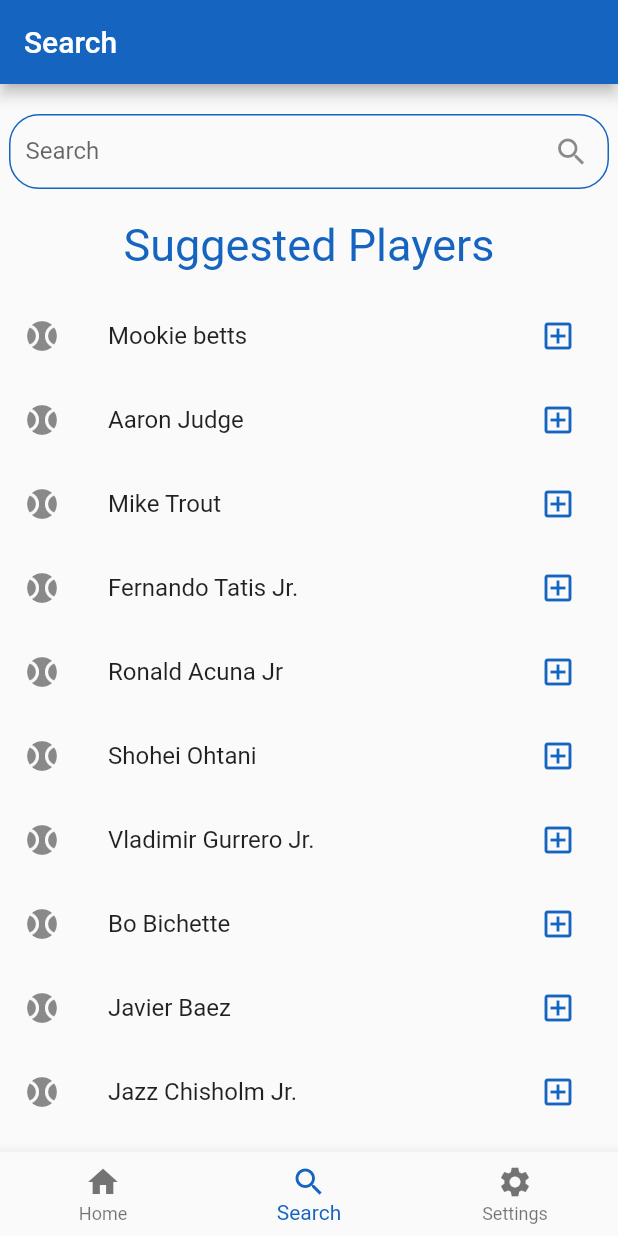
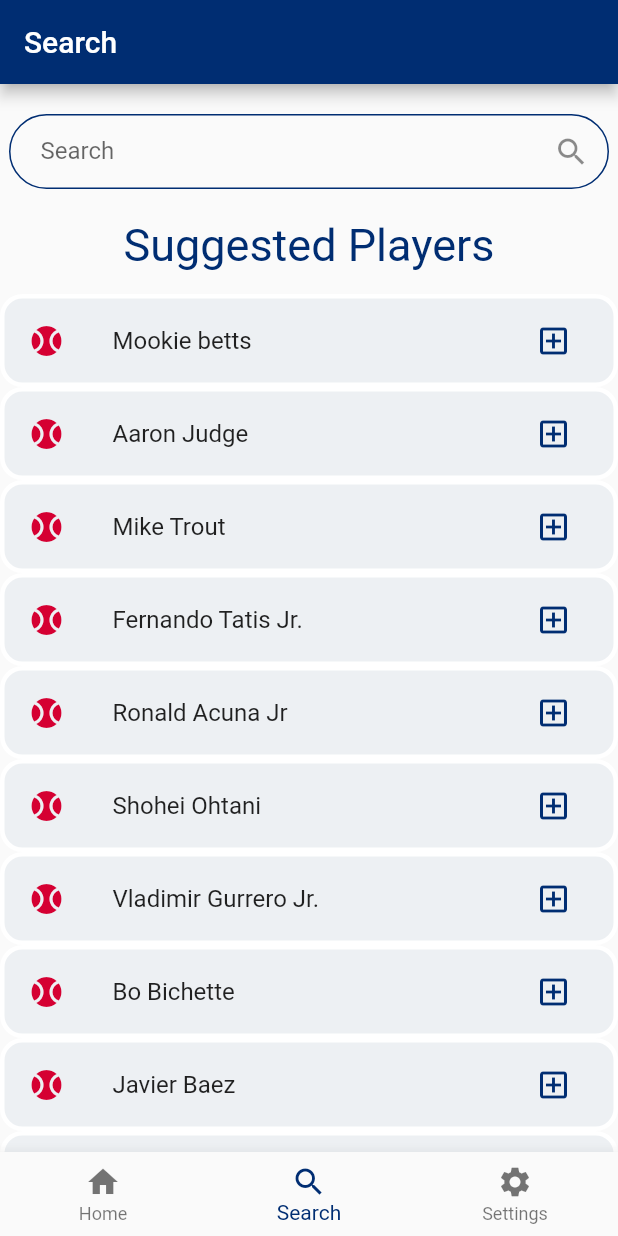
Before and after one commit to mateoavila/QuickStat, a Flutter app: the screen it shows after launch, item 2 of the bottom bar chosen, on a phone screen of 412 x 824 dp. Run offline on Flutter 3.47's test engine with Material 2 defaults, Android fonts, the phone set to English and light mode, and no system bars.

Commit message:
UI updates

```diff
--- a/lib/main.dart
+++ b/lib/main.dart
@@ -16,8 +16,8 @@ class MyApp extends StatelessWidget{
   Widget build(BuildContext context) {
     return  const MaterialApp(
       title:'QuickStat',
+      debugShowCheckedModeBanner: false,
       home: MyUserPage(title: 'QuickStat'),
-
     );
   }
 }
--- a/lib/pages/help_screen.dart
+++ b/lib/pages/help_screen.dart
@@ -15,14 +15,14 @@ class _MyHelpPageState extends State<MyHelpPage> {
     return Scaffold(
       appBar: AppBar(
         title: Text(widget.title),
-        backgroundColor: Colors.blue.shade800,
+        backgroundColor: Color(0xff002D72),
       ),
       body: SingleChildScrollView(
         child: Column(
           children: <Widget>[
             const SizedBox(height: 5),
-             Text('Stat Definitions',
-                style: TextStyle(fontSize: 30, color: Colors.blue.shade800)),
+             const Text('Stat Definitions',
+                style: TextStyle(fontSize: 30, color: Color(0xff002D72))),
             const SizedBox(height: 15),
 
                   Row(
--- a/lib/pages/login_page.dart
+++ b/lib/pages/login_page.dart
@@ -54,7 +54,7 @@ class _LoginScreen extends State<LoginPage> {
                 ),
                 Text(
                   'BatterUp',
-                  style: TextStyle(fontSize: 55, color: Colors.blue.shade800),
+                  style: TextStyle(fontSize: 55, color: Color(0xff002D72)),
                 )
               ],
             ),
@@ -87,7 +87,7 @@ class _LoginScreen extends State<LoginPage> {
                 ButtonTheme(
                   height: 50,
                   minWidth: 400,
-                  disabledColor: Colors.blue.shade800,
+                  disabledColor: Color(0xff002D72),
                   child: RaisedButton(
                       disabledElevation: 4.0,
                       onPressed: _toUserView,
@@ -103,7 +103,7 @@ class _LoginScreen extends State<LoginPage> {
                 ButtonTheme(
                   height: 50,
                   minWidth: 400,
-                  disabledColor: Colors.blue.shade800,
+                  disabledColor: Color(0xff002D72),
                   child: RaisedButton(
                       onPressed: _toSignup,
                       child: Text(
--- a/lib/pages/search_screen.dart
+++ b/lib/pages/search_screen.dart
@@ -46,7 +46,7 @@ class SearchScreen extends State<MySearchPage> {
     return Scaffold(
       appBar: AppBar(
         title: Text('Search'),
-        backgroundColor: Colors.blue.shade800,
+        backgroundColor: Color(0xff002D72),
         automaticallyImplyLeading: false,
       ),
       body: Center(
@@ -62,15 +62,17 @@ class SearchScreen extends State<MySearchPage> {
                 width: 400,
                 height: 50,
                 alignment: Alignment.center,
+
                 decoration: BoxDecoration(
-                    border: Border.all(width: 1, color: Colors.blue.shade800),
-                    borderRadius: BorderRadius.circular(20)),
+                    border: Border.all(width: 1, color: Color(0xff002D72)),
+                    borderRadius: BorderRadius.circular(25)
+                ),
                 child: TextFormField(
                   decoration: const InputDecoration(
                       labelText: "Search",
                       suffixIcon: Icon(Icons.search),
                       border: InputBorder.none,
-                      contentPadding: EdgeInsets.all(10)),
+                      contentPadding: EdgeInsets.all(20)),
                   controller: myController,
                   onFieldSubmitted: (value) async {
                     name = await getNameApi(myController.text);
@@ -86,8 +88,8 @@ class SearchScreen extends State<MySearchPage> {
             const SizedBox(
               height: 20.0,
             ),
-             Text('Suggested Players',
-                style: TextStyle(fontSize: 30, color: Colors.blue.shade800)),
+            Text('Suggested Players',
+                style: TextStyle(fontSize: 30, color: Color(0xff002D72))),
             const SizedBox(
               height: 15.0,
             ),
@@ -103,11 +105,16 @@ class SearchScreen extends State<MySearchPage> {
                           ));
                     } else {
                       return ListTile(
-                        leading: const Icon(Icons.sports_baseball),
+                        shape: RoundedRectangleBorder(
+                            side: BorderSide(color: Colors.white, width: 3),
+                            borderRadius: BorderRadius.circular(15)),
+                        tileColor: Color(0xff002D72).withOpacity(0.05),
+                        leading: const Icon(Icons.sports_baseball,
+                            color: Color(0xffD50032)),
                         title: Text(suggestedPlayers[index].name),
                         trailing: IconButton(
-                          color: Colors.blue.shade800,
-                          splashColor: Colors.blue.shade800,
+                          color: Color(0xff002D72),
+                          splashColor: Color(0xff002D72),
                           icon: Icon(suggestedPlayers[index].isSelected
                               ? Icons.add_box_outlined
                               : Icons.add_box),
--- a/lib/pages/stat_screen.dart
+++ b/lib/pages/stat_screen.dart
@@ -28,6 +28,7 @@ class myStatPage extends StatelessWidget {
     return Scaffold(
       appBar: AppBar(
         title: Text(name + "'s " + title),
+        backgroundColor: Color(0xff002D72),
         //automaticallyImplyLeading: false,
       ),
       body: Center(
--- a/lib/pages/user_view.dart
+++ b/lib/pages/user_view.dart
@@ -23,7 +23,9 @@ class _MyUserPageState extends State<MyUserPage> {
     //the SEARCH Screen index 1
     MySearchPage(title: 'search'),
     // the SETTINGS Screen index 2
-    MySettingsPage(title: 'settings',),
+    MySettingsPage(
+      title: 'settings',
+    ),
   ];
 
   void _onItemTapped(int index) {
@@ -35,7 +37,6 @@ class _MyUserPageState extends State<MyUserPage> {
   @override
   Widget build(BuildContext context) {
     return Scaffold(
-
       body: Center(
         child: _widgetOptions.elementAt(_selectedIndex),
       ),
@@ -55,7 +56,8 @@ class _MyUserPageState extends State<MyUserPage> {
           ),
         ],
         currentIndex: _selectedIndex,
-        selectedItemColor: Colors.blue.shade800,
+        selectedItemColor: Color(0xff002D72),
+
         onTap: _onItemTapped,
       ),
     );
```
Also changed, not shown: lib/pages/home_screen.dart (+13 -7 lines), lib/pages/settings_screen.dart (+7 -7 lines), lib/pages/signup_page.dart (+4 -4 lines), 6 other files.
